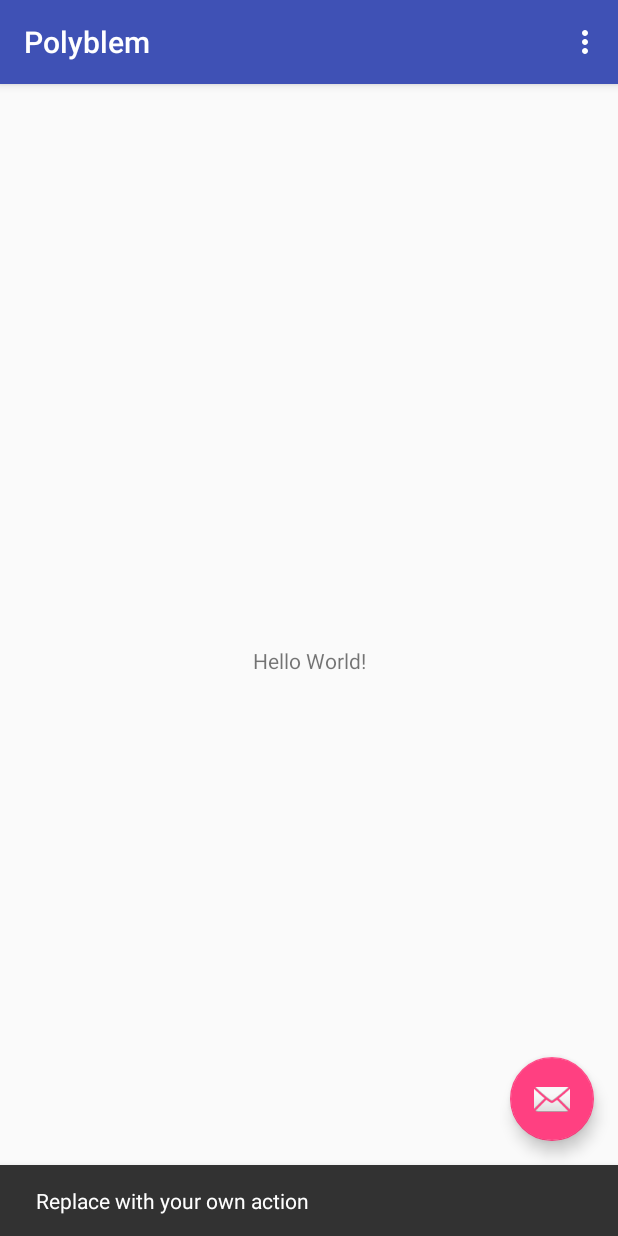
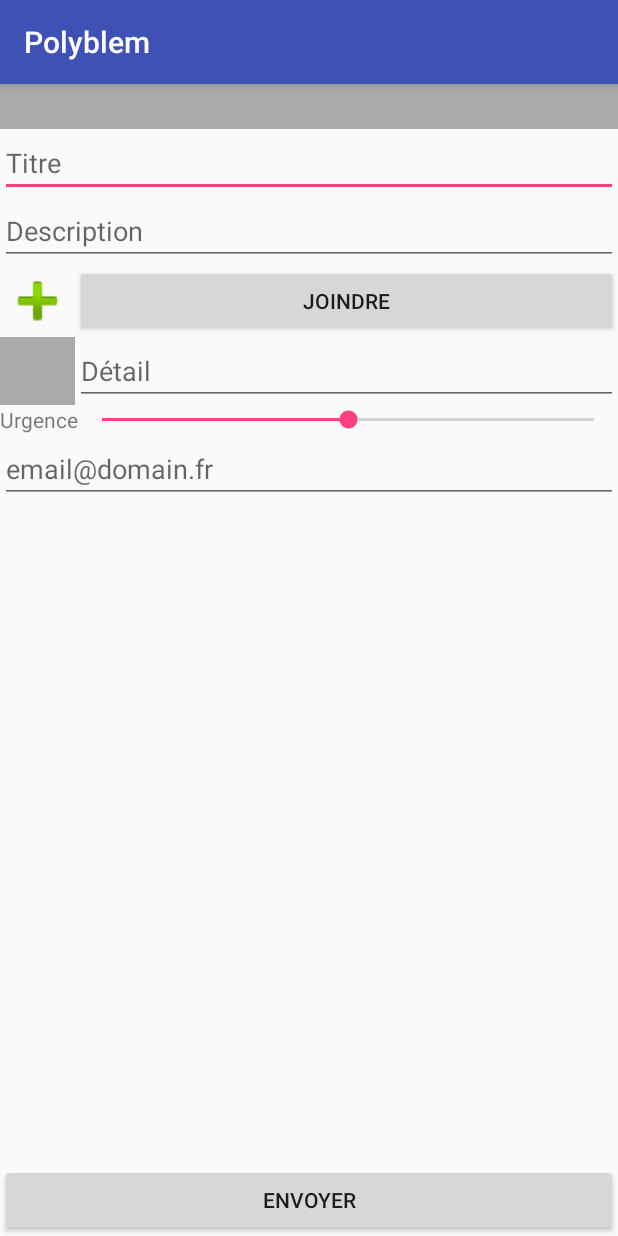
Before and after one commit to mardgui/Polyblem, an Android app: the screen it shows after launch (MainActivity before the commit, DeclarationActivity after it), after a tap on an icon or button, on a phone screen of 412 x 824 dp. Run offline under Robolectric (Android 15) with nearby library versions, the phone set to English and light mode, and no system bars.

Commit message:
Added Declaration activity

```diff
--- a/app/src/main/AndroidManifest.xml
+++ b/app/src/main/AndroidManifest.xml
@@ -19,6 +19,7 @@
                 <category android:name="android.intent.category.LAUNCHER" />
             </intent-filter>
         </activity>
+        <activity android:name=".declaration.DeclarationActivity" />
     </application>
 
 </manifest>
--- a/app/src/main/java/fr/unice/polytech/polyblem/MainActivity.java
+++ b/app/src/main/java/fr/unice/polytech/polyblem/MainActivity.java
@@ -1,13 +1,15 @@
 package fr.unice.polytech.polyblem;
 
+import android.content.Intent;
 import android.os.Bundle;
 import android.support.design.widget.FloatingActionButton;
-import android.support.design.widget.Snackbar;
 import android.support.v7.app.AppCompatActivity;
 import android.support.v7.widget.Toolbar;
-import android.view.View;
 import android.view.Menu;
 import android.view.MenuItem;
+import android.view.View;
+
+import fr.unice.polytech.polyblem.declaration.DeclarationActivity;
 
 public class MainActivity extends AppCompatActivity {
 
@@ -15,15 +17,16 @@ public class MainActivity extends AppCompatActivity {
     protected void onCreate(Bundle savedInstanceState) {
         super.onCreate(savedInstanceState);
         setContentView(R.layout.activity_main);
-        Toolbar toolbar = (Toolbar) findViewById(R.id.toolbar);
+        Toolbar toolbar = findViewById(R.id.toolbar);
         setSupportActionBar(toolbar);
 
-        FloatingActionButton fab = (FloatingActionButton) findViewById(R.id.fab);
+        FloatingActionButton fab = findViewById(R.id.fab);
         fab.setOnClickListener(new View.OnClickListener() {
             @Override
             public void onClick(View view) {
-                Snackbar.make(view, "Replace with your own action", Snackbar.LENGTH_LONG)
-                        .setAction("Action", null).show();
+                Intent myIntent = new Intent(MainActivity.this,
+                        DeclarationActivity.class);
+                startActivity(myIntent);
             }
         });
     }
--- /dev/null
+++ b/app/src/main/java/fr/unice/polytech/polyblem/declaration/DeclarationActivity.java
@@ -0,0 +1,18 @@
+package fr.unice.polytech.polyblem.declaration;
+
+import android.os.Bundle;
+import android.support.v7.app.AppCompatActivity;
+
+import fr.unice.polytech.polyblem.R;
+
+/**
+ * Created by Florian on 16/04/2018
+ */
+
+public class DeclarationActivity extends AppCompatActivity {
+    @Override
+    protected void onCreate(Bundle savedInstanceState) {
+        super.onCreate(savedInstanceState);
+        setContentView(R.layout.activity_declaration);
+    }
+}
--- /dev/null
+++ b/app/src/main/res/layout/activity_declaration.xml
@@ -0,0 +1,116 @@
+<?xml version="1.0" encoding="utf-8"?>
+<RelativeLayout xmlns:android="http://schemas.android.com/apk/res/android"
+    xmlns:app="http://schemas.android.com/apk/res-auto"
+    xmlns:tools="http://schemas.android.com/tools"
+    android:layout_width="match_parent"
+    android:layout_height="match_parent"
+    android:orientation="vertical"
+    tools:context=".declaration.DeclarationActivity">
+
+
+    <Button
+        android:id="@+id/button"
+        android:layout_width="match_parent"
+        android:layout_height="wrap_content"
+        android:layout_alignParentBottom="true"
+        android:layout_alignParentStart="true"
+        android:text="Envoyer" />
+
+    <EditText
+        android:id="@+id/editText"
+        android:layout_width="match_parent"
+        android:layout_height="wrap_content"
+        android:layout_alignParentStart="true"
+        android:layout_below="@+id/spinner"
+        android:ems="10"
+        android:hint="Titre"
+        android:inputType="textPersonName" />
+
+    <EditText
+        android:id="@+id/editText2"
+        android:layout_width="wrap_content"
+        android:layout_height="wrap_content"
+        android:layout_alignParentStart="true"
+        android:layout_alignParentEnd="true"
+        android:layout_below="@+id/editText"
+        android:ems="10"
+        android:hint="Description"
+        android:inputType="textMultiLine" />
+
+    <Button
+        android:id="@+id/button2"
+        android:layout_width="match_parent"
+        android:layout_height="wrap_content"
+        android:layout_below="@+id/editText2"
+        android:layout_toEndOf="@+id/imageView"
+        android:text="Joindre" />
+
+    <ImageView
+        android:id="@+id/imageView"
+        android:layout_width="50dp"
+        android:layout_height="wrap_content"
+        android:layout_alignBottom="@+id/button2"
+        android:layout_alignParentStart="true"
+        android:layout_alignTop="@+id/button2"
+        android:src="@android:drawable/ic_input_add"
+        app:srcCompat="@android:drawable/btn_dialog" />
+
+    <Spinner
+        android:id="@+id/spinner"
+        android:layout_width="match_parent"
+        android:layout_height="30dp"
+        android:layout_alignParentStart="true"
+        android:layout_alignParentTop="true"
+        android:background="@android:color/darker_gray"/>
+
+    <Spinner
+        android:id="@+id/spinner2"
+        android:layout_width="30dp"
+        android:layout_height="30dp"
+        android:layout_alignBottom="@+id/editText3"
+        android:layout_alignParentStart="true"
+        android:layout_below="@+id/imageView"
+        android:layout_toStartOf="@+id/editText3"
+        android:background="@android:color/darker_gray" />
+
+    <EditText
+        android:id="@+id/editText3"
+        android:layout_width="match_parent"
+        android:layout_height="wrap_content"
+        android:layout_below="@+id/button2"
+        android:layout_toEndOf="@+id/imageView"
+        android:ems="10"
+        android:hint="Détail"
+        android:inputType="textPersonName" />
+
+    <TextView
+        android:id="@+id/textView2"
+        android:layout_width="wrap_content"
+        android:layout_height="20dp"
+        android:layout_alignParentStart="true"
+        android:layout_below="@+id/spinner2"
+        android:text="Urgence" />
+
+    <SeekBar
+        android:id="@+id/seekBar3"
+        style="@android:style/Widget.DeviceDefault.Light.SeekBar"
+        android:layout_width="match_parent"
+        android:layout_height="20dp"
+        android:layout_alignTop="@+id/textView2"
+        android:layout_toEndOf="@+id/textView2"
+        android:max="2"
+        android:paddingStart="16dp"
+        android:paddingEnd="16dp"
+        android:progress="1" />
+
+    <EditText
+        android:id="@+id/editText4"
+        android:layout_width="match_parent"
+        android:layout_height="wrap_content"
+        android:layout_alignParentStart="true"
+        android:layout_below="@+id/textView2"
+        android:ems="10"
+        android:hint="email@domain.fr"
+        android:inputType="textEmailAddress" />
+
+</RelativeLayout>
```
